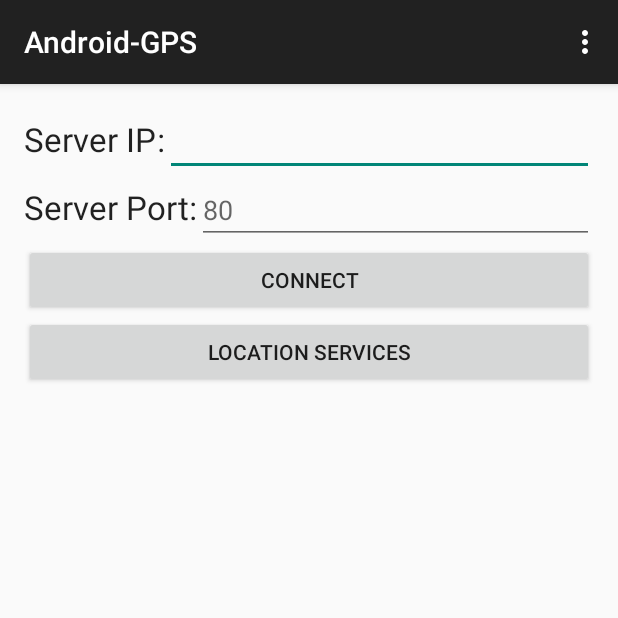
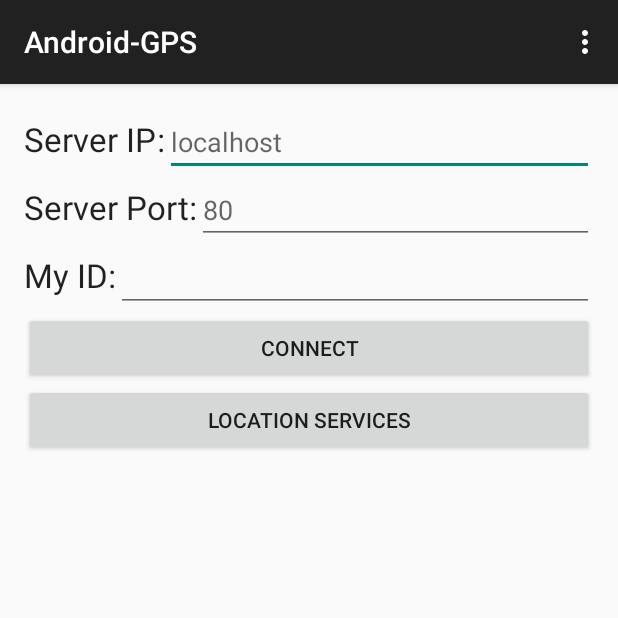
Before and after one commit to GilaGuy/Android, an Android app: the screen it shows after launch (MainActivity), after a tap on "CONNECT", on a phone screen of 412 x 824 dp, the top half of it. Run offline under Robolectric (Android 15) with nearby library versions, the phone set to English and light mode, and no system bars.

Commit message:
Client completed, afaik :D
Signed-off-by: Melvin Loho <mloho@outlook.com>

```diff
--- a/Source/Client/Project/app/src/main/AndroidManifest.xml
+++ b/Source/Client/Project/app/src/main/AndroidManifest.xml
@@ -4,6 +4,7 @@
 
     <uses-permission android:name="android.permission.INTERNET"/>
     <uses-permission android:name="android.permission.ACCESS_FINE_LOCATION"/>
+    <uses-permission android:name="android.permission.ACCESS_COARSE_LOCATION"/>
 
     <application
         android:allowBackup="true"
--- a/Source/Client/Project/app/src/main/java/com/logic_team_chris/android_gps/MainActivity.java
+++ b/Source/Client/Project/app/src/main/java/com/logic_team_chris/android_gps/MainActivity.java
@@ -1,6 +1,10 @@
 package com.logic_team_chris.android_gps;
 
+import android.content.Context;
 import android.content.Intent;
+import android.location.Location;
+import android.location.LocationListener;
+import android.location.LocationManager;
 import android.os.AsyncTask;
 import android.provider.Settings;
 import android.support.v7.app.ActionBarActivity;
@@ -17,27 +21,83 @@ import java.net.DatagramSocket;
 import java.net.InetAddress;
 
 public class MainActivity extends ActionBarActivity {
+    static final int DATAGRAM_SIZE = 1024;
+    static final int UPDATE_INTERVAL = 5 * 1000;
 
-    static final int DATAGRAM_SIZE = 1024;
-
-    String ServerName;
-    int ServerPort;
-    String ClientString = "Hello World!!";
-    String ServerString;
-    byte[] PacketData;
     InetAddress Addr;
     DatagramSocket ClientSocket;
-    DatagramPacket dgram;
     boolean isConnected = false;
 
-    static int counter = 0;
+    String ClientString;
+    byte[] PacketData;
+    DatagramPacket dgram;
+
+    String ServerIP;
+    int ServerPort;
+    String MyID;
+
+    LocationListener locationListener = new MyLocationListener();
+    LocationManager locationManager;
+
+    public String createMessage(Location l)
+    {
+        String msg;
+
+        msg =
+                MyID
+                + '`'
+                + l.getLatitude()
+                + '`'
+                + l.getLongitude()
+                + '`'
+                + l.getTime()
+                ;
+
+        return msg;
+    }
+
+    private final class MyLocationListener implements LocationListener {
+        @Override
+        public void onLocationChanged(Location l) {
+            // Create message string
+            ClientString = createMessage(l);
+
+            // Create packet data
+            PacketData = new byte[DATAGRAM_SIZE];
+            System.arraycopy(ClientString.getBytes(), 0, PacketData, 0, ClientString.length());
+
+            // Create datagram packet
+            dgram = new DatagramPacket(PacketData, PacketData.length, Addr, ServerPort);
+
+            // Send the packet
+            try {
+                ClientSocket.send(dgram);
+            } catch (Exception e) {}
+        }
+
+        @Override
+        public void onStatusChanged(String provider, int status, Bundle extras) {
+
+        }
+
+        @Override
+        public void onProviderEnabled(String provider) {
+
+        }
+
+        @Override
+        public void onProviderDisabled(String provider) {
+
+        }
+    }
 
     @Override
     protected void onCreate(Bundle savedInstanceState) {
         super.onCreate(savedInstanceState);
         setContentView(R.layout.activity_main);
+
+        locationManager = (LocationManager) getSystemService(Context.LOCATION_SERVICE);
     }
-
 
     @Override
     public boolean onCreateOptionsMenu(Menu menu) {
@@ -69,15 +129,31 @@ public class MainActivity extends ActionBarActivity {
         isConnected = !isConnected;
 
         if (isConnected) {
-            // Get the IP address of the Server
+            // Get the values from the editTexts
+            ServerIP = ((EditText)findViewById(R.id.input_serverIP)).getText().toString();
+            String strPort = ((EditText)findViewById(R.id.input_serverPort)).getText().toString();
+            if (strPort.isEmpty())
+                strPort = ((EditText)findViewById(R.id.input_serverPort)).getHint().toString();
+
+            ServerPort = Integer.valueOf(strPort);
+
+            MyID = ((EditText)(findViewById(R.id.input_myID))).getText().toString();
+            if (MyID.isEmpty()) {
+                Toast.makeText(this, "Enter your ID.", Toast.LENGTH_LONG).show();
+                isConnected = false;
+                return;
+            }
+
+            // Get the InetAddress object from the Server IP
             try {
-                Addr = InetAddress.getByName(ServerName);
+                Addr = InetAddress.getByName(ServerIP);
             } catch (Exception e) {
                 Toast.makeText(this, e.getMessage(), Toast.LENGTH_LONG).show();
                 isConnected = false;
                 return;
             }
 
+            // Create the socket
             try {
                 ClientSocket = new DatagramSocket();
             } catch (Exception e) {
@@ -86,34 +162,30 @@ public class MainActivity extends ActionBarActivity {
                 return;
             }
 
-            PacketData = new byte[DATAGRAM_SIZE];
-            System.arraycopy(ClientString.getBytes(), 0, PacketData, 0, ClientString.length());
+            // Start updating my location
+            locationManager.requestLocationUpdates(LocationManager.GPS_PROVIDER, UPDATE_INTERVAL, 10, locationListener);
 
-            // Create the complete datagram
-            dgram = new DatagramPacket(PacketData, PacketData.length, Addr, ServerPort);
-
-            new SendDataPeriodically().execute();
+            //Disable fields
+            findViewById(R.id.input_serverIP).setEnabled(false);
+            findViewById(R.id.input_serverPort).setEnabled(false);
+            findViewById(R.id.input_myID).setEnabled(false);
 
             ((TextView)findViewById(R.id.btn_connect)).setText("Disconnect");
         }
         else
         {
-            ClientSocket.disconnect();
+            // Close the socket
+            ClientSocket.close();
+
+            // Stop updating my location
+            locationManager.removeUpdates(locationListener);
+
+            //Enable fields
+            findViewById(R.id.input_serverIP).setEnabled(true);
+            findViewById(R.id.input_serverPort).setEnabled(true);
+            findViewById(R.id.input_myID).setEnabled(true);
 
             ((TextView)findViewById(R.id.btn_connect)).setText("Connect");
-
-            Toast.makeText(this, "" + MainActivity.counter, Toast.LENGTH_SHORT).show();
-        }
-    }
-
-    private class SendDataPeriodically extends AsyncTask<String, Void, Void> {
-        @Override
-        protected Void doInBackground(String... params) {
-            MainActivity.counter = 0;
-            while(isConnected && MainActivity.counter < Integer.MAX_VALUE) {
-                ++MainActivity.counter;
-            }
-            return null;
         }
     }
 }
--- a/Source/Client/Project/app/src/main/res/layout/activity_main.xml
+++ b/Source/Client/Project/app/src/main/res/layout/activity_main.xml
@@ -16,9 +16,7 @@
             android:layout_height="wrap_content"
             android:textAppearance="?android:attr/textAppearanceLarge"
             android:text="Server IP"
-            android:id="@+id/textView"
-            android:layout_alignParentTop="true"
-            android:layout_alignParentStart="true" />
+            android:id="@+id/textView" />
 
         <TextView
             android:layout_width="wrap_content"
@@ -30,7 +28,10 @@
         <EditText
             android:layout_width="fill_parent"
             android:layout_height="wrap_content"
-            android:id="@+id/editText" />
+            android:id="@+id/input_serverIP"
+            android:digits="0123456789."
+            android:inputType="none"
+            android:hint="localhost" />
 
     </LinearLayout>
 
@@ -59,11 +60,42 @@
         <EditText
             android:layout_width="fill_parent"
             android:layout_height="wrap_content"
-            android:id="@+id/editText2"
+            android:id="@+id/input_serverPort"
             android:singleLine="true"
             android:inputType="number"
             android:maxLength="5"
             android:hint="80" />
+    </LinearLayout>
+
+    <LinearLayout
+        android:orientation="horizontal"
+        android:layout_width="fill_parent"
+        android:layout_height="wrap_content"
+        android:id="@+id/linearLayout3"
+        android:layout_below="@+id/linearLayout2">
+
+        <TextView
+            android:layout_width="wrap_content"
+            android:layout_height="wrap_content"
+            android:textAppearance="?android:attr/textAppearanceLarge"
+            android:text="My ID"
+            android:id="@+id/textView4"
+            android:singleLine="true" />
+
+        <TextView
+            android:layout_width="wrap_content"
+            android:layout_height="wrap_content"
+            android:textAppearance="?android:attr/textAppearanceLarge"
+            android:text=":"
+            android:id="@+id/textView5" />
+
+        <EditText
+            android:layout_width="fill_parent"
+            android:layout_height="wrap_content"
+            android:id="@+id/input_myID"
+            android:singleLine="true"
+            android:maxLength="5"
+            android:inputType="none" />
     </LinearLayout>
 
     <Button
@@ -71,10 +103,10 @@
         android:layout_height="wrap_content"
         android:text="Connect"
         android:id="@+id/btn_connect"
-        android:layout_below="@+id/linearLayout2"
+        android:onClick="onConnect"
+        android:layout_below="@+id/linearLayout3"
         android:layout_alignParentStart="true"
-        android:layout_alignParentEnd="true"
-        android:onClick="onConnect" />
+        android:layout_alignParentEnd="true" />
 
     <Button
         android:layout_width="wrap_content"
```
